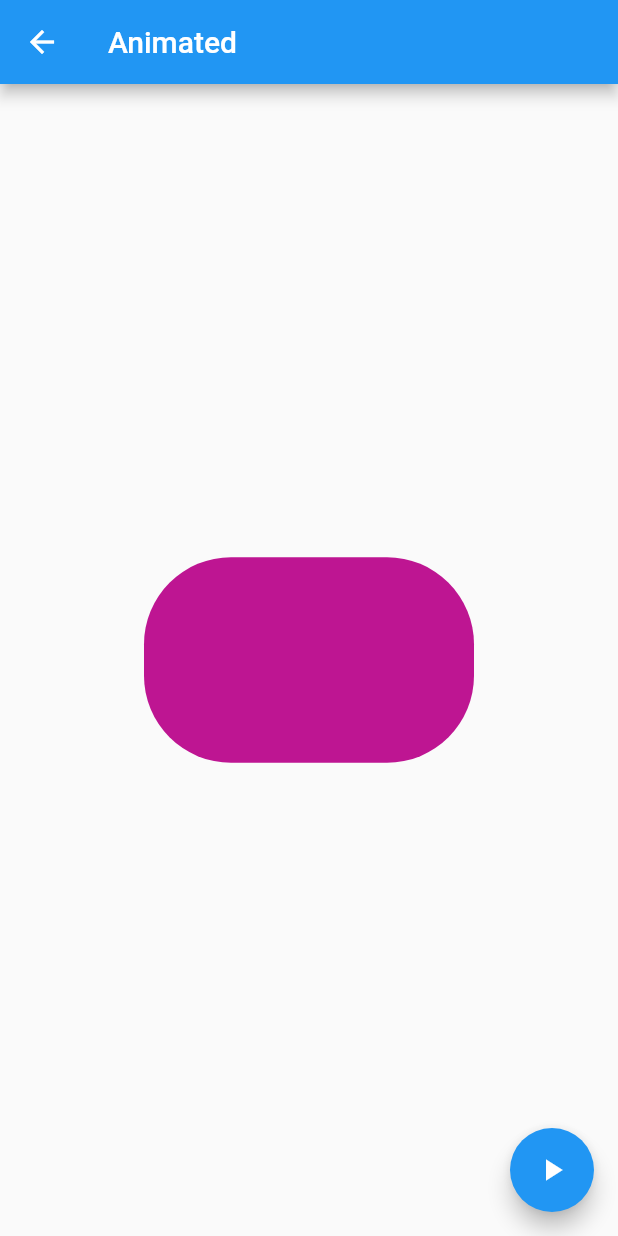
After one commit to gmorklla/flutter1_2, a Flutter app: the AnimatedContainerPage screen opened by its route, after a tap on the "play arrow" icon, on a phone screen of 412 x 824 dp. The commit adds this screen. Run offline on Flutter 3.47's test engine with Material 2 defaults, Android fonts, the phone set to English and light mode, and no system bars.

Commit message:
Alertas; Avatars; Animated container

```diff
--- a/data/menu.json
+++ b/data/menu.json
@@ -14,6 +14,16 @@
       "ruta": "card",
       "icon": "folder_open",
       "texto": "Cards"
+    },
+    {
+      "ruta": "animated",
+      "icon": "videogame_asset",
+      "texto": "Animated"
+    },
+    {
+      "ruta": "inputs",
+      "icon": "input",
+      "texto": "Inputs"
     }
   ]
 }
--- /dev/null
+++ b/lib/src/pages/animated_container_page.dart
@@ -0,0 +1,57 @@
+import 'package:flutter/material.dart';
+import 'dart:math';
+
+class AnimatedContainerPage extends StatefulWidget {
+  AnimatedContainerPage({Key key}) : super(key: key);
+
+  @override
+  _AnimatedContainerPageState createState() => _AnimatedContainerPageState();
+}
+
+class _AnimatedContainerPageState extends State<AnimatedContainerPage> {
+  double _width = 50.0;
+  double _height = 50.0;
+  Color _color = Colors.pink;
+  BorderRadiusGeometry _borderRadius = BorderRadius.circular(8.0);
+
+  @override
+  Widget build(BuildContext context) {
+    return Scaffold(
+      appBar: AppBar(
+        title: Text('Animated'),
+      ),
+      body: Center(
+        child: AnimatedContainer(
+          width: _width,
+          height: _height,
+          decoration: BoxDecoration(color: _color, borderRadius: _borderRadius),
+          duration: Duration(seconds: 1),
+          curve: Curves.easeInBack,
+        ),
+      ),
+      floatingActionButton: FloatingActionButton(
+        child: Icon(Icons.play_arrow),
+        onPressed: () => _toAnimate(),
+      ),
+    );
+  }
+
+  _toAnimate() {
+    // Set new state
+    setState(() {
+      final random = Random();
+      // Generate a random width and height.
+      _width = random.nextInt(300).toDouble();
+      _height = random.nextInt(300).toDouble();
+      // Generate a random color.
+      _color = Color.fromRGBO(
+        random.nextInt(256),
+        random.nextInt(256),
+        random.nextInt(256),
+        1,
+      );
+      // Generate a random border radius.
+      _borderRadius = BorderRadius.circular(random.nextInt(100).toDouble());
+    });
+  }
+}
--- a/lib/src/pages/home_page.dart
+++ b/lib/src/pages/home_page.dart
@@ -18,13 +18,14 @@ class HomePage extends StatelessWidget {
       future: menuProvider.cargarData(),
       initialData: [],
       builder: (context, AsyncSnapshot<List<dynamic>> snapshot) => ListView(
-            children: _crearItems(snapshot.data, context),
-          ),
+        children: _crearItems(snapshot.data, context),
+      ),
     );
   }
 
   List<Widget> _crearItems(List<dynamic> data, BuildContext context) {
     final List<Widget> opciones = [];
+
     data.forEach((opt) {
       final wTemp = ListTile(
         title: Text(opt['texto']),
--- a/lib/src/routes/routes.dart
+++ b/lib/src/routes/routes.dart
@@ -1,9 +1,11 @@
 import 'package:app1/src/pages/card_page.dart';
+import 'package:app1/src/pages/inputs_page.dart';
 import 'package:flutter/material.dart';
 
 import 'package:app1/src/pages/alert_page.dart';
 import 'package:app1/src/pages/avatar_page.dart';
 import 'package:app1/src/pages/home_page.dart';
+import 'package:app1/src/pages/animated_container_page.dart';
 
 Map<String, WidgetBuilder> getApplicationRoutes() {
   return <String, WidgetBuilder>{
@@ -11,5 +13,7 @@ Map<String, WidgetBuilder> getApplicationRoutes() {
     'alert': (BuildContext context) => new AlertPage(),
     'avatar': (BuildContext context) => new AvatarPage(),
     'card': (BuildContext context) => new CardPage(),
+    'animated': (BuildContext context) => new AnimatedContainerPage(),
+    'inputs': (BuildContext context) => new InputsPage(),
   };
 }
--- a/lib/src/utils/icon_string_util.dart
+++ b/lib/src/utils/icon_string_util.dart
@@ -4,6 +4,8 @@ final _icons = <String, IconData>{
   'add_alert': Icons.add_alert,
   'accessibility': Icons.accessibility,
   'folder_open': Icons.folder_open,
+  'videogame_asset': Icons.videogame_asset,
+  'input': Icons.input
 };
 
 final _colors = <String, Color>{
```
Also changed, not shown: lib/main.dart (+15 -1 lines), lib/src/pages/alert_page.dart (+41 -0 lines), lib/src/pages/avatar_page.dart (+23 -0 lines), lib/src/pages/card_page.dart (+37 -8 lines), lib/src/pages/inputs_page.dart (added, +28 -0 lines), lib/src/utils/network_image.dart (added, +67 -0 lines).
